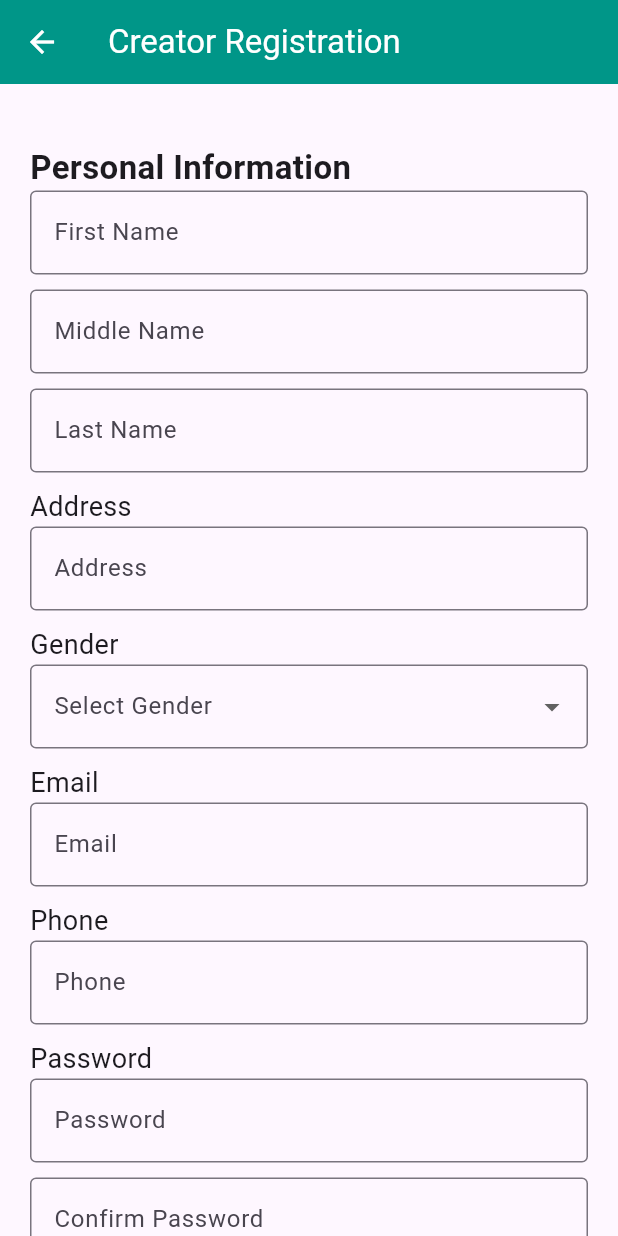
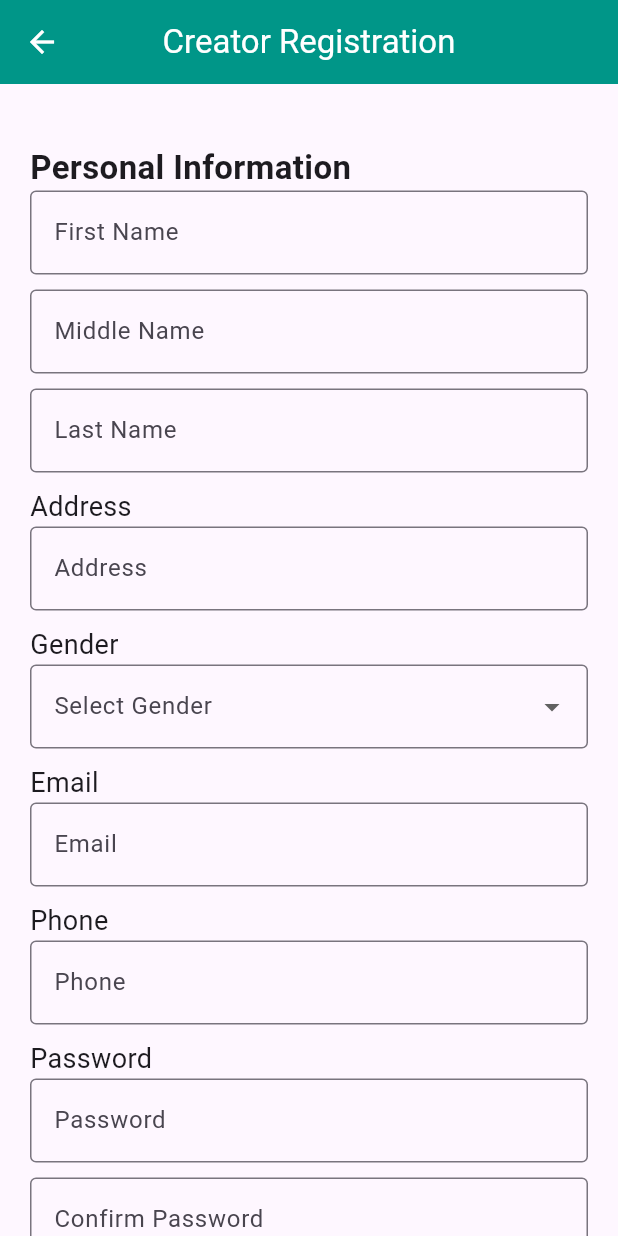
Before and after one commit to ruchibajra/TrendMaster-MobileApp, a Flutter app: the CreatorRegistration screen opened directly, on a phone screen of 412 x 824 dp. Run offline on Flutter 3.47's test engine with Material 3 defaults, Android fonts, the phone set to English and light mode, and no system bars; our stand-ins replace cached_network_image, cloud_firestore, eva_icons_flutter, firebase_auth, firebase_core, firebase_storage and 4 more; accounts and stored records are empty.

Commit message:
8th jan night commit

```diff
--- a/lib/pages/company_registration.dart
+++ b/lib/pages/company_registration.dart
@@ -300,7 +300,9 @@ class _CompanyRegistrationScreenState
       appBar: AppBar(
         title: const Text('Company Registration'),
         backgroundColor: Colors.teal,
-        iconTheme: IconThemeData(color: Colors.white), // Set the icon color to white
+        iconTheme: IconThemeData(color: Colors.white),
+        centerTitle: true,
+
 
       ),
       body: SingleChildScrollView(
--- a/lib/pages/creator_registration.dart
+++ b/lib/pages/creator_registration.dart
@@ -456,7 +456,8 @@ class _CreatorRegistrationState extends State<CreatorRegistration> {
       appBar: AppBar(
         title: const Text('Creator Registration'),
         backgroundColor: Colors.teal,
-        iconTheme: IconThemeData(color: Colors.white), // Set the icon color to white
+        iconTheme: IconThemeData(color: Colors.white),
+        centerTitle: true,
 
       ),
       body: SingleChildScrollView(
```
